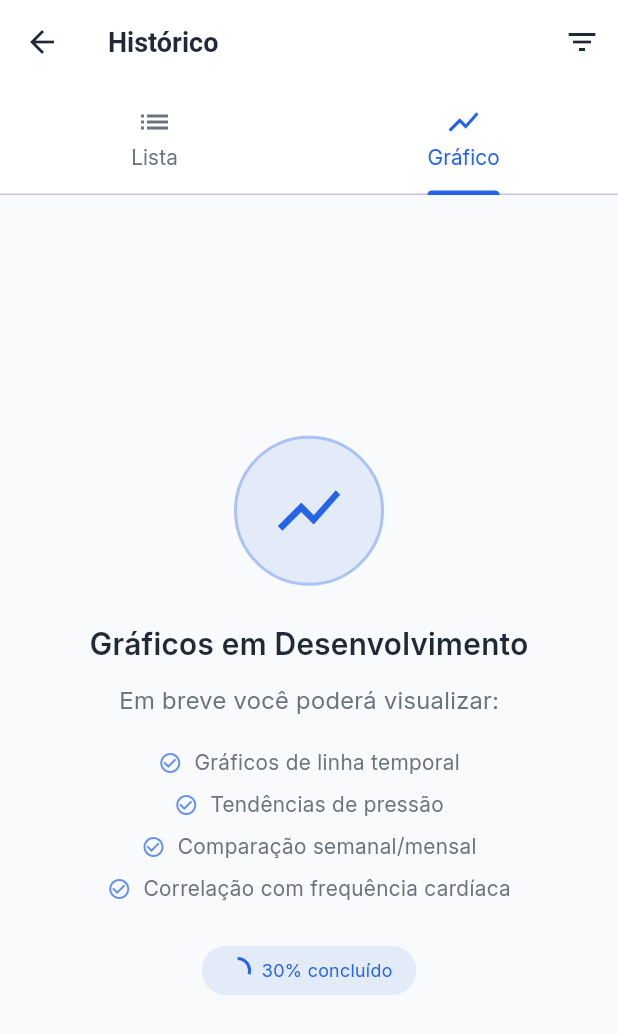
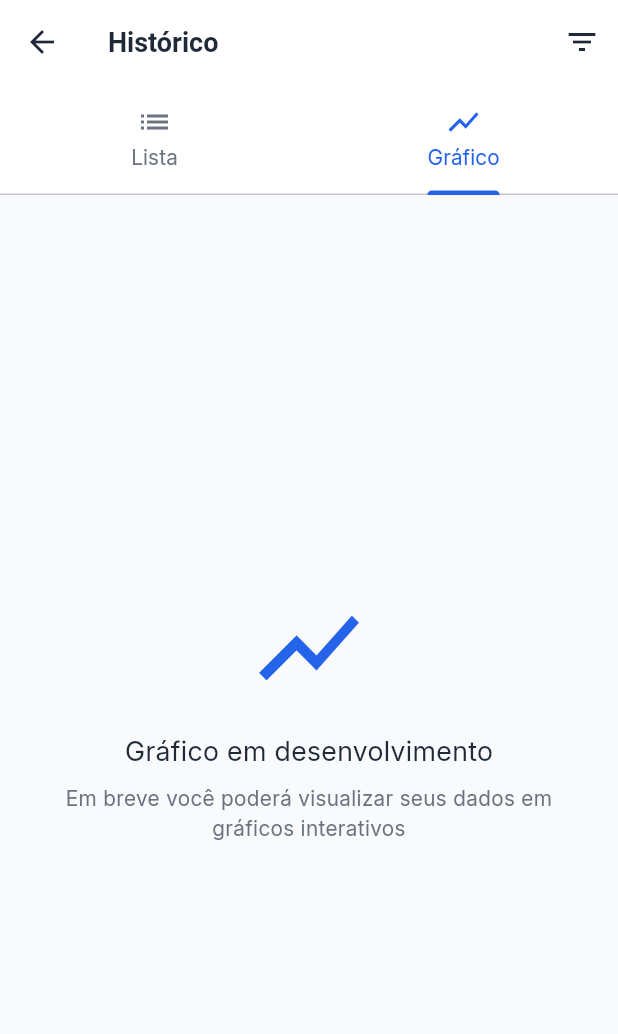
Before and after one commit to PauloRobert/bpmonitor, a Flutter app: the HistoryScreen screen opened directly, tab 2 chosen, on a phone screen of 412 x 824 dp. Shown: the top 1034 px of the screen. Run offline on Flutter 3.47's test engine with Material 3 defaults, Android fonts, the phone set to English and light mode, and no system bars; our stand-ins replace flutter_riverpod, shared_preferences, sqflite; accounts and stored records are empty.

```diff
--- a/lib/features/history/history_screen.dart
+++ b/lib/features/history/history_screen.dart
@@ -2,12 +2,6 @@ import 'package:flutter/material.dart';
 import '../../core/constants/app_constants.dart';
 import '../../core/database/database_helper.dart';
 import '../../shared/models/measurement_model.dart';
-import '../measurements/add_measurement_screen.dart';
-
-// ✅ Interface pública para controle externo
-abstract class HistoryScreenController {
-  void loadMeasurements();
-}
 
 class HistoryScreen extends StatefulWidget {
   const HistoryScreen({super.key});
@@ -17,8 +11,7 @@ class HistoryScreen extends StatefulWidget {
 }
 
 class _HistoryScreenState extends State<HistoryScreen>
-    with SingleTickerProviderStateMixin
-    implements HistoryScreenController {
+    with SingleTickerProviderStateMixin {
   late TabController _tabController;
   final DatabaseHelper _dbHelper = DatabaseHelper();
 
@@ -55,12 +48,6 @@ class _HistoryScreenState extends State<HistoryScreen>
     super.dispose();
   }
 
-  // ✅ Implementação da interface pública
-  @override
-  void loadMeasurements() {
-    _loadMeasurements();
-  }
-
   void _onScroll() {
     if (_scrollController.position.pixels >=
         _scrollController.position.maxScrollExtent - 200) {
@@ -81,23 +68,19 @@ class _HistoryScreenState extends State<HistoryScreen>
 
       final measurements = await _dbHelper.getAllMeasurements();
 
-      if (mounted) {
       setState(() {
         _measurements = measurements;
         _filteredMeasurements = _applyPeriodFilter(measurements);
         _isLoading = false;
         _hasMoreData = _filteredMeasurements.length > _itemsPerPage;
       });
-      }
 
       AppConstants.logInfo('Histórico carregado: ${measurements.length} medições');
     } catch (e, stackTrace) {
       AppConstants.logError('Erro ao carregar histórico', e, stackTrace);
-      if (mounted) {
       setState(() {
         _isLoading = false;
       });
-      }
     }
   }
 
@@ -108,9 +91,8 @@ class _HistoryScreenState extends State<HistoryScreen>
       _isLoadingMore = true;
     });
 
-    await Future.delayed(const Duration(milliseconds: 500));
+    await Future.delayed(const Duration(milliseconds: 500)); // Simula carregamento
 
-    if (mounted) {
     setState(() {
       _currentPage++;
       _isLoadingMore = false;
@@ -118,7 +100,6 @@ class _HistoryScreenState extends State<HistoryScreen>
       final endIndex = (_currentPage + 1) * _itemsPerPage;
       _hasMoreData = endIndex < _filteredMeasurements.length;
     });
-    }
   }
 
   List<MeasurementModel> _applyPeriodFilter(List<MeasurementModel> measurements) {
@@ -151,36 +132,9 @@ class _HistoryScreenState extends State<HistoryScreen>
     });
   }
 
-  Future<void> _editMeasurement(MeasurementModel measurement) async {
+  void _editMeasurement(MeasurementModel measurement) {
     AppConstants.logNavigation('HistoryScreen', 'EditMeasurementScreen');
-
-    final result = await Navigator.of(context).push(
-      MaterialPageRoute(
-        builder: (context) => AddMeasurementScreen(
-          measurementToEdit: measurement,
-        ),
-      ),
-    );
-
-    if (result == true) {
-      _loadMeasurements();
-
-      if (mounted) {
-        ScaffoldMessenger.of(context).showSnackBar(
-          const SnackBar(
-            content: Row(
-              children: [
-                Icon(Icons.check_circle, color: Colors.white, size: 20),
-                SizedBox(width: 8),
-                Text('Medição atualizada com sucesso!'),
-              ],
-            ),
-            backgroundColor: Colors.green,
-            duration: Duration(seconds: 2),
-          ),
-        );
-      }
-    }
+    // TODO: Navegar para tela de edição
   }
 
   Future<void> _deleteMeasurement(MeasurementModel measurement) async {
@@ -190,20 +144,13 @@ class _HistoryScreenState extends State<HistoryScreen>
       try {
         await _dbHelper.deleteMeasurement(measurement.id!);
         AppConstants.logInfo('Medição deletada: ID ${measurement.id}');
-        _loadMeasurements();
+        _loadMeasurements(); // Recarrega a lista
 
         if (mounted) {
           ScaffoldMessenger.of(context).showSnackBar(
             const SnackBar(
-              content: Row(
-                children: [
-                  Icon(Icons.check_circle, color: Colors.white, size: 20),
-                  SizedBox(width: 8),
-                  Text('Medição removida com sucesso'),
-                ],
-              ),
+              content: Text('Medição removida com sucesso'),
               backgroundColor: Colors.green,
-              duration: Duration(seconds: 2),
             ),
           );
         }
@@ -213,15 +160,8 @@ class _HistoryScreenState extends State<HistoryScreen>
         if (mounted) {
           ScaffoldMessenger.of(context).showSnackBar(
             const SnackBar(
-              content: Row(
-                children: [
-                  Icon(Icons.error, color: Colors.white, size: 20),
-                  SizedBox(width: 8),
-                  Text('Erro ao remover medição'),
-                ],
-              ),
+              content: Text('Erro ao remover medição'),
               backgroundColor: AppConstants.secondaryColor,
-              duration: Duration(seconds: 3),
             ),
           );
         }
@@ -534,28 +474,6 @@ class _HistoryScreenState extends State<HistoryScreen>
                 color: AppConstants.textSecondary,
               ),
             ),
-            if (_selectedPeriod == 'all') ...[
-              const SizedBox(height: 24),
-              ElevatedButton.icon(
-                onPressed: () async {
-                  final result = await Navigator.of(context).push(
-                    MaterialPageRoute(
-                      builder: (context) => const AddMeasurementScreen(),
-                    ),
-                  );
-
-                  if (result == true) {
-                    _loadMeasurements();
-                  }
-                },
-                icon: const Icon(Icons.add, size: 18),
-                label: const Text('Adicionar Medição'),
-                style: ElevatedButton.styleFrom(
-                  backgroundColor: AppConstants.primaryColor,
-                  foregroundColor: Colors.white,
-                ),
-              ),
-            ],
           ],
         ),
       ),
@@ -563,116 +481,38 @@ class _HistoryScreenState extends State<HistoryScreen>
   }
 
   Widget _buildChartView() {
-    return Center(
+    return const Center(
       child: Padding(
-        padding: const EdgeInsets.all(32),
+        padding: EdgeInsets.all(32),
         child: Column(
           mainAxisAlignment: MainAxisAlignment.center,
           children: [
-            Container(
-              width: 100,
-              height: 100,
-              decoration: BoxDecoration(
-                color: AppConstants.primaryColor.withOpacity(0.1),
-                shape: BoxShape.circle,
-                border: Border.all(
-                  color: AppConstants.primaryColor.withOpacity(0.3),
-                  width: 2,
-                ),
-              ),
-              child: const Icon(
+            Icon(
               Icons.show_chart,
-                size: 50,
+              size: 80,
               color: AppConstants.primaryColor,
             ),
-            ),
-            const SizedBox(height: 24),
-            const Text(
-              'Gráficos em Desenvolvimento',
+            SizedBox(height: 16),
+            Text(
+              'Gráfico em desenvolvimento',
               style: TextStyle(
-                fontSize: 20,
-                fontWeight: FontWeight.w600,
+                fontSize: 18,
+                fontWeight: FontWeight.w500,
                 color: AppConstants.textPrimary,
               ),
             ),
-            const SizedBox(height: 12),
-            const Text(
-              'Em breve você poderá visualizar:',
+            SizedBox(height: 8),
+            Text(
+              'Em breve você poderá visualizar seus dados em gráficos interativos',
               style: TextStyle(
-                fontSize: 16,
+                fontSize: 14,
                 color: AppConstants.textSecondary,
               ),
-            ),
-            const SizedBox(height: 16),
-            _buildFeaturesList(),
-            const SizedBox(height: 24),
-            Container(
-              padding: const EdgeInsets.symmetric(horizontal: 16, vertical: 8),
-              decoration: BoxDecoration(
-                color: AppConstants.primaryColor.withOpacity(0.1),
-                borderRadius: BorderRadius.circular(20),
-              ),
-              child: Row(
-                mainAxisSize: MainAxisSize.min,
-                children: [
-                  SizedBox(
-                    width: 16,
-                    height: 16,
-                    child: CircularProgressIndicator(
-                      strokeWidth: 2,
-                      color: AppConstants.primaryColor,
-                      value: 0.3,
-                    ),
-                  ),
-                  const SizedBox(width: 8),
-                  const Text(
-                    '30% concluído',
-                    style: TextStyle(
-                      fontSize: 12,
-                      fontWeight: FontWeight.w500,
-                      color: AppConstants.primaryColor,
-                    ),
-                  ),
-                ],
-              ),
+              textAlign: TextAlign.center,
             ),
           ],
         ),
       ),
     );
   }
-
-  Widget _buildFeaturesList() {
-    final features = [
-      'Gráficos de linha temporal',
-      'Tendências de pressão',
-      'Comparação semanal/mensal',
-      'Correlação com frequência cardíaca',
-    ];
-
-    return Column(
-      children: features.map((feature) =>
-          Padding(
-            padding: const EdgeInsets.symmetric(vertical: 4),
-            child: Row(
-              mainAxisSize: MainAxisSize.min,
-              children: [
-                Icon(
-                  Icons.check_circle_outline,
-                  size: 16,
-                  color: AppConstants.primaryColor.withOpacity(0.7),
-                ),
-                const SizedBox(width: 8),
-                Text(
-                  feature,
-                  style: const TextStyle(
-                    fontSize: 14,
-                    color: AppConstants.textSecondary,
-                  ),
-                ),
-              ],
-            ),
-          )).toList(),
-    );
 }
-}
```
Lines whose indentation alone changed are shown as unchanged.
